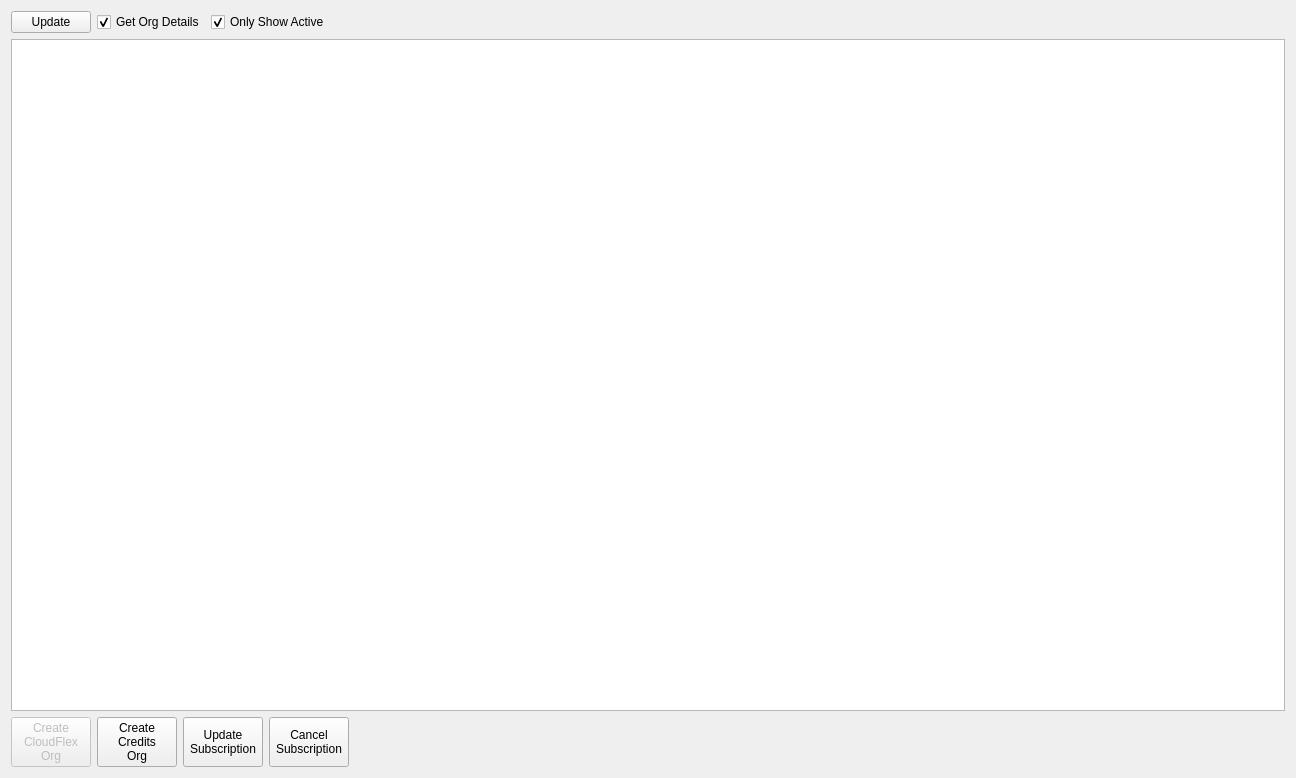
Qt form data/organizations.ui (SumoLogic/sumologictoolbox) before a commit.
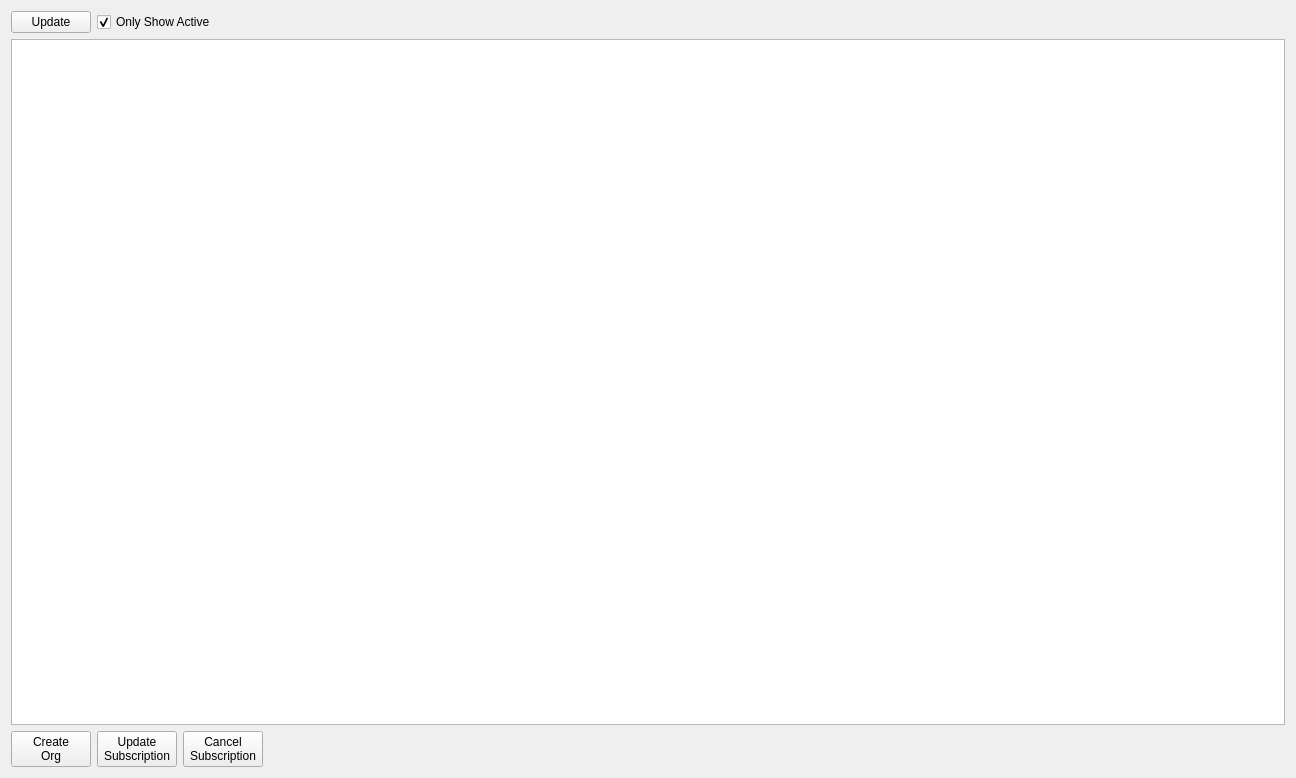
The same form after that commit.

Diff of the .ui file:
```diff
--- a/data/organizations.ui
+++ b/data/organizations.ui
@@ -23,16 +23,6 @@
        </property>
       </widget>
      </item>
-     <item>
-      <widget class="QCheckBox" name="checkBoxOrgDetails">
-       <property name="text">
-        <string>Get Org Details</string>
-       </property>
-       <property name="checked">
-        <bool>true</bool>
-       </property>
-      </widget>
-     </item>
      <item>
       <widget class="QCheckBox" name="checkBoxShowActive">
        <property name="text">
@@ -83,28 +73,7 @@
       <enum>QLayout::SetMinAndMaxSize</enum>
      </property>
      <item>
-      <widget class="QPushButton" name="pushButtonCreateCloudFlexOrg">
-       <property name="enabled">
-        <bool>false</bool>
-       </property>
-       <property name="sizePolicy">
-        <sizepolicy hsizetype="Preferred" vsizetype="Preferred">
-         <horstretch>0</horstretch>
-         <verstretch>83</verstretch>
-        </sizepolicy>
-       </property>
-       <property name="toolTip">
-        <string>&lt;html&gt;&lt;head/&gt;&lt;body&gt;&lt;p&gt;Create an org&lt;/p&gt;&lt;p&gt;based on daily &lt;/p&gt;&lt;p&gt;ingest.&lt;/p&gt;&lt;/body&gt;&lt;/html&gt;</string>
-       </property>
-       <property name="text">
-        <string>Create
-CloudFlex 
-Org</string>
-       </property>
-      </widget>
-     </item>
-     <item>
-      <widget class="QPushButton" name="pushButtonCreateCreditsOrg">
+      <widget class="QPushButton" name="pushButtonCreateOrg">
        <property name="enabled">
         <bool>true</bool>
        </property>
@@ -119,7 +88,6 @@
        </property>
        <property name="text">
         <string>Create
-Credits
 Org</string>
        </property>
       </widget>
```
